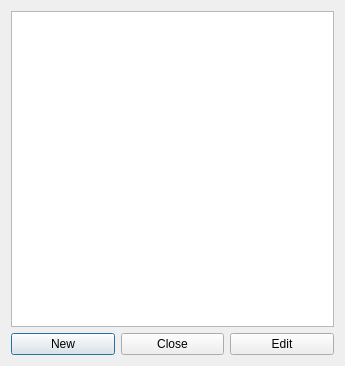
Before: the Qt Designer form ui/list-direct.ui in berndhs/egalite, drawn with Qt 5.
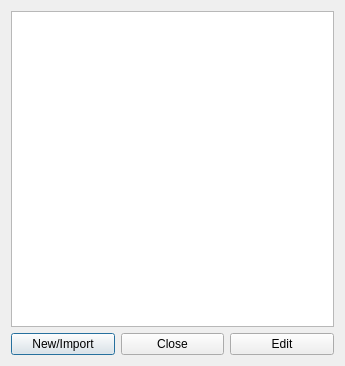
After: the same form once the commit is applied. Icons and pictures are not drawn.

Commit message: relabeled some buttons for clarity, add authors file

The edit to the form file:
```diff
--- a/ui/list-direct.ui
+++ b/ui/list-direct.ui
@@ -26,7 +26,7 @@
      <item>
       <widget class="QPushButton" name="newButton">
        <property name="text">
-        <string>New</string>
+        <string>New/Import</string>
        </property>
       </widget>
      </item>
```
The commit also changes 2 other files.
